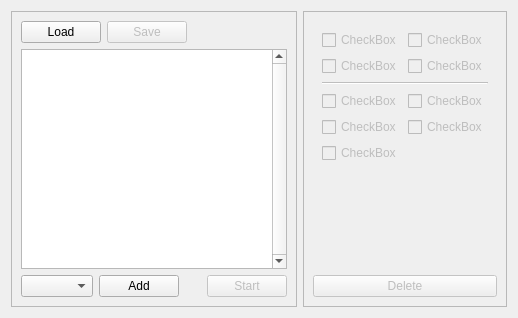
Qt form source/form.ui (qrlik/MarketWatcher) before a commit.
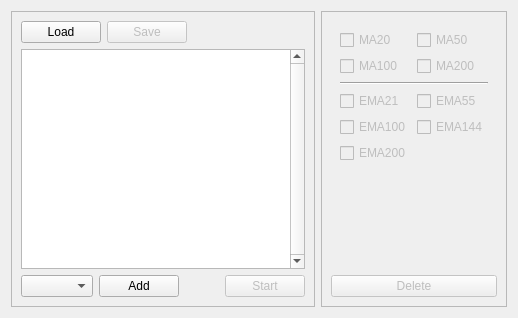
The same form after that commit.

The edit to the form file:
```diff
--- a/source/form.ui
+++ b/source/form.ui
@@ -116,7 +116,7 @@
    <item>
     <widget class="QFrame" name="configEditor">
      <property name="enabled">
-      <bool>false</bool>
+      <bool>true</bool>
      </property>
      <property name="frameShape">
       <enum>QFrame::StyledPanel</enum>
@@ -129,30 +129,42 @@
        <widget class="QWidget" name="widget" native="true">
         <layout class="QFormLayout" name="formLayout">
          <item row="0" column="0">
-          <widget class="QCheckBox" name="checkBox">
+          <widget class="QCheckBox" name="MA20">
+           <property name="enabled">
+            <bool>false</bool>
+           </property>
            <property name="text">
-            <string>CheckBox</string>
+            <string>MA20</string>
            </property>
           </widget>
          </item>
          <item row="0" column="1">
-          <widget class="QCheckBox" name="checkBox_2">
+          <widget class="QCheckBox" name="MA50">
+           <property name="enabled">
+            <bool>false</bool>
+           </property>
            <property name="text">
-            <string>CheckBox</string>
+            <string>MA50</string>
            </property>
           </widget>
          </item>
          <item row="1" column="0">
-          <widget class="QCheckBox" name="checkBox_3">
+          <widget class="QCheckBox" name="MA100">
+           <property name="enabled">
+            <bool>false</bool>
+           </property>
            <property name="text">
-            <string>CheckBox</string>
+            <string>MA100</string>
            </property>
           </widget>
          </item>
          <item row="1" column="1">
-          <widget class="QCheckBox" name="checkBox_4">
+          <widget class="QCheckBox" name="MA200">
+           <property name="enabled">
+            <bool>false</bool>
+           </property>
            <property name="text">
-            <string>CheckBox</string>
+            <string>MA200</string>
            </property>
           </widget>
          </item>
@@ -164,37 +176,52 @@
           </widget>
          </item>
          <item row="3" column="0">
-          <widget class="QCheckBox" name="checkBox_5">
+          <widget class="QCheckBox" name="EMA21">
+           <property name="enabled">
+            <bool>false</bool>
+           </property>
            <property name="text">
-            <string>CheckBox</string>
+            <string>EMA21</string>
            </property>
           </widget>
          </item>
          <item row="3" column="1">
-          <widget class="QCheckBox" name="checkBox_6">
+          <widget class="QCheckBox" name="EMA55">
+           <property name="enabled">
+            <bool>false</bool>
+           </property>
            <property name="text">
-            <string>CheckBox</string>
+            <string>EMA55</string>
            </property>
           </widget>
          </item>
          <item row="4" column="0">
-          <widget class="QCheckBox" name="checkBox_7">
+          <widget class="QCheckBox" name="EMA100">
+           <property name="enabled">
+            <bool>false</bool>
+           </property>
            <property name="text">
-            <string>CheckBox</string>
+            <string>EMA100</string>
            </property>
           </widget>
          </item>
          <item row="4" column="1">
-          <widget class="QCheckBox" name="checkBox_8">
+          <widget class="QCheckBox" name="EMA144">
+           <property name="enabled">
+            <bool>false</bool>
+           </property>
            <property name="text">
-            <string>CheckBox</string>
+            <string>EMA144</string>
            </property>
           </widget>
          </item>
          <item row="5" column="0">
-          <widget class="QCheckBox" name="checkBox_9">
+          <widget class="QCheckBox" name="EMA200">
+           <property name="enabled">
+            <bool>false</bool>
+           </property>
            <property name="text">
-            <string>CheckBox</string>
+            <string>EMA200</string>
            </property>
           </widget>
          </item>
```
Left out of the diff: 6 changed lines with no effect on the pictures.
